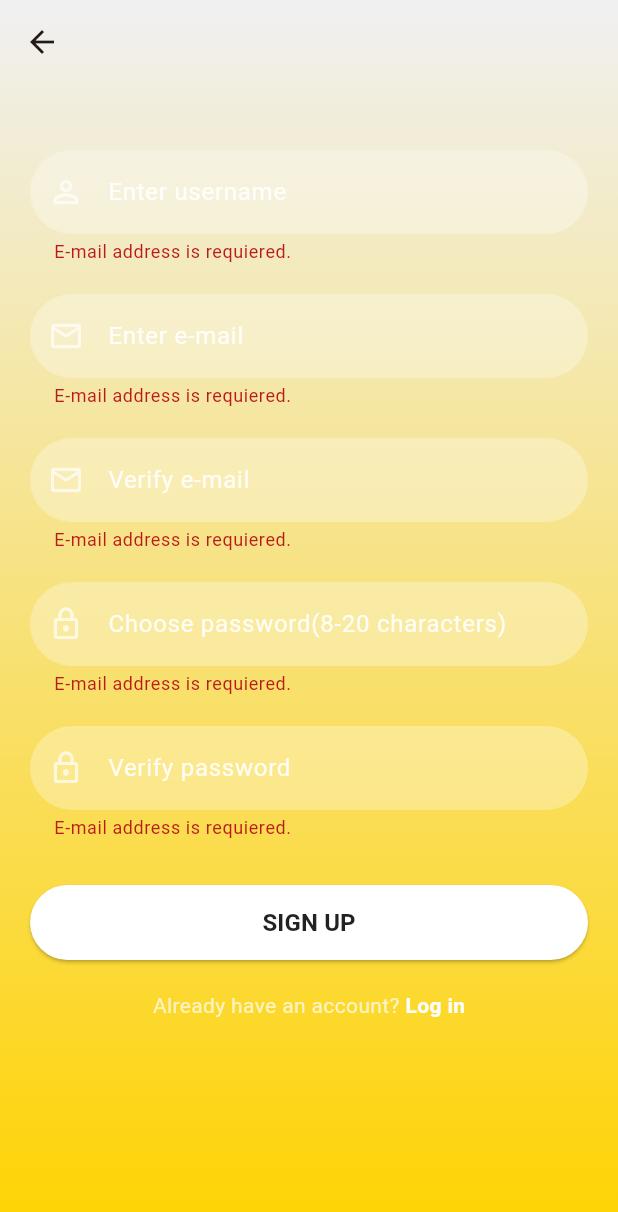
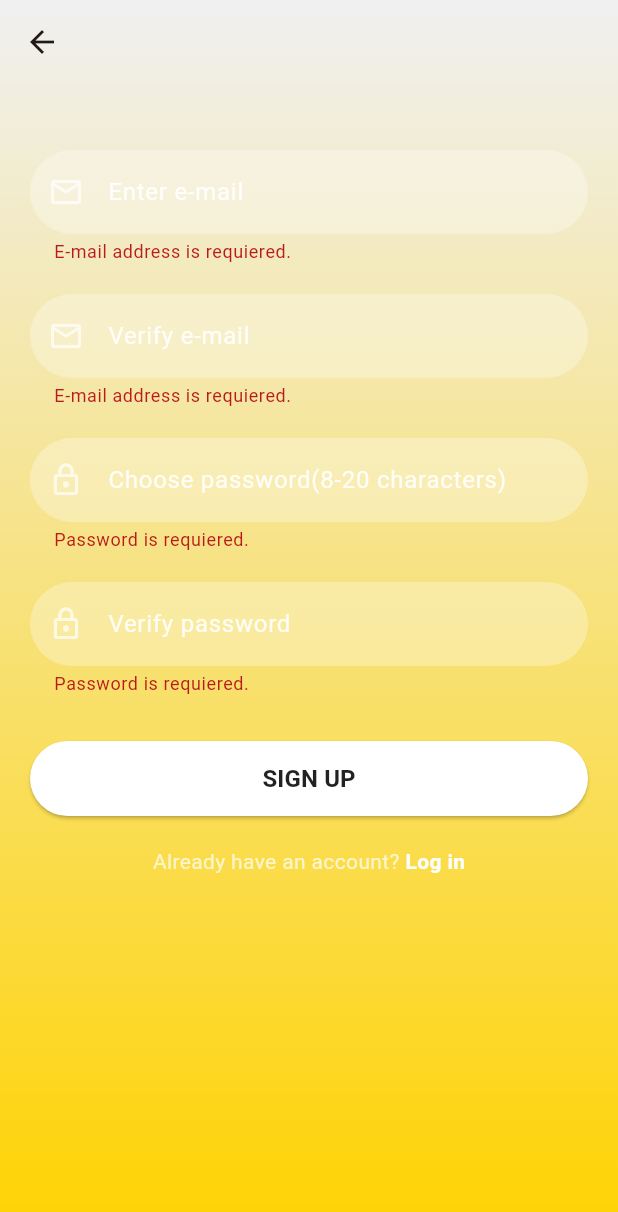
Before and after one commit to crb3l/brain-app, a Flutter app: the SignUpScreen screen opened directly, after a tap on "SIGN UP", on a phone screen of 412 x 824 dp. Shown: the top 1212 px of the screen. Run offline on Flutter 3.47's test engine with Material 3 defaults, Android fonts, the light colour scheme and no system bars; our stand-ins replace firebase_auth, firebase_core; accounts and stored records are empty.

Commit message:
mod reusable_wiidgets.dart \ added regex to validators

```diff
--- a/lib/reusable_widgets/reusable_widgets.dart
+++ b/lib/reusable_widgets/reusable_widgets.dart
@@ -14,14 +14,13 @@ Image logoWidget(String imageName) {
   );
 }
 
-TextFormField reusableTextFormField(String text, IconData icon,
-    bool isPasswordType, TextEditingController controller) {
+TextFormField mailTextFormField(
+    String text, IconData icon, TextEditingController controller) {
   return TextFormField(
     controller: controller,
     validator: validateEmail,
-    obscureText: isPasswordType,
-    enableSuggestions: !isPasswordType,
-    autocorrect: !isPasswordType,
+    obscureText: false,
+    enableSuggestions: true,
     cursorColor: Colors.white,
     style: TextStyle(color: Colors.white.withOpacity(0.9)),
     decoration: InputDecoration(
@@ -38,10 +37,33 @@ TextFormField reusableTextFormField(String text, IconData icon,
           borderRadius: BorderRadius.circular(30.0),
           borderSide: const BorderSide(width: 0, style: BorderStyle.none)),
     ),
-    keyboardType: isPasswordType
-        ? TextInputType.visiblePassword
-        : TextInputType.emailAddress,
+    keyboardType: TextInputType.emailAddress,
   );
+}
+
+TextFormField passwordTextFormField(
+    String text, IconData icon, TextEditingController controller) {
+  return TextFormField(
+      controller: controller,
+      validator: validatePassword,
+      obscureText: true,
+      cursorColor: Colors.white,
+      style: TextStyle(color: Colors.white.withOpacity(0.9)),
+      decoration: InputDecoration(
+        prefixIcon: Icon(
+          icon,
+          color: Colors.white70,
+        ),
+        labelText: text,
+        labelStyle: TextStyle(color: Colors.white.withOpacity(0.9)),
+        filled: true,
+        floatingLabelBehavior: FloatingLabelBehavior.never,
+        fillColor: Colors.white.withOpacity(0.3),
+        border: OutlineInputBorder(
+            borderRadius: BorderRadius.circular(30.0),
+            borderSide: const BorderSide(width: 0, style: BorderStyle.none)),
+      ),
+      keyboardType: TextInputType.visiblePassword);
 }
 
 Container signInSignUpButton(
@@ -76,5 +98,23 @@ Container signInSignUpButton(
 String? validateEmail(String? formEmail) {
   if (formEmail == null || formEmail.isEmpty)
     return "E-mail address is requiered.";
+
+  String pattern = r'\w+a\w+\.\w+';
+  RegExp regex = RegExp(pattern);
+  if (!regex.hasMatch(formEmail)) return 'Invalid E-mail address format.';
   return null;
 }
+
+String? validatePassword(String? formPassword) {
+  if (formPassword == null || formPassword.isEmpty)
+    return "Password is requiered.";
+
+  String pattern =
+      r'^(?=.*?[A-z])(?=.*?[a-z])(?=.*?[0-9])(?=.*?[!@#\$&*~]).{8,}$';
+  RegExp regex = RegExp(pattern);
+  if (!regex.hasMatch(formPassword))
+    return '''Password must be at least 8 characters,
+include an uppercase letter, number and symbol.
+    ''';
+  return null;
+}
--- a/lib/screens/signin_screen.dart
+++ b/lib/screens/signin_screen.dart
@@ -37,13 +37,13 @@ class _SignInScreenState extends State<SignInScreen> {
                 SizedBox(
                   height: 30,
                 ),
-                reusableTextFormField("Enter username/email",
-                    Icons.person_outline, false, _emailTextController),
+                mailTextFormField("Enter username/email", Icons.person_outline,
+                    _emailTextController),
                 SizedBox(
                   height: 20,
                 ),
-                reusableTextFormField("Enter password", Icons.lock_outline,
-                    false, _passwordTextController),
+                passwordTextFormField("Enter password", Icons.lock_outline,
+                    _passwordTextController),
                 SizedBox(
                   height: 20,
                 ),
--- a/lib/screens/signup_screen.dart
+++ b/lib/screens/signup_screen.dart
@@ -15,6 +15,9 @@ class SignUpScreen extends StatefulWidget {
 class _SignUpScreenState extends State<SignUpScreen> {
   TextEditingController _passwordTextController = TextEditingController();
   TextEditingController _emailTextController = TextEditingController();
+  // TextEditingController _usernameTextController = TextEditingController();
+  TextEditingController _vpasswordTextController = TextEditingController();
+  TextEditingController _vemailTextController = TextEditingController();
   final GlobalKey<FormState> _key = GlobalKey<FormState>();
   @override
   Widget build(BuildContext context) {
@@ -44,31 +47,31 @@ class _SignUpScreenState extends State<SignUpScreen> {
               padding: EdgeInsets.fromLTRB(20, 80, 20, 0),
               child: Column(
                 children: <Widget>[
+                  // SizedBox(
+                  //   height: 20,
+                  // ),
+                  // reusableTextFormField("Enter username", Icons.person_outline,
+                  //     false, _usernameTextController),
                   SizedBox(
                     height: 20,
                   ),
-                  reusableTextFormField("Enter username", Icons.person_outline,
-                      false, _emailTextController),
+                  mailTextFormField("Enter e-mail", Icons.email_outlined,
+                      _emailTextController),
                   SizedBox(
                     height: 20,
                   ),
-                  reusableTextFormField("Enter e-mail", Icons.email_outlined,
-                      false, _emailTextController),
+                  mailTextFormField("Verify e-mail", Icons.email_outlined,
+                      _vemailTextController),
                   SizedBox(
                     height: 20,
                   ),
-                  reusableTextFormField("Verify e-mail", Icons.email_outlined,
-                      false, _emailTextController),
+                  passwordTextFormField("Choose password(8-20 characters)",
+                      Icons.lock_outline, _passwordTextController),
                   SizedBox(
                     height: 20,
                   ),
-                  reusableTextFormField("Choose password(8-20 characters)",
-                      Icons.lock_outline, true, _passwordTextController),
-                  SizedBox(
-                    height: 20,
-                  ),
-                  reusableTextFormField("Verify password", Icons.lock_outline,
-                      true, _passwordTextController),
+                  passwordTextFormField("Verify password", Icons.lock_outline,
+                      _vpasswordTextController),
                   SizedBox(
                     height: 20,
                   ),
```
